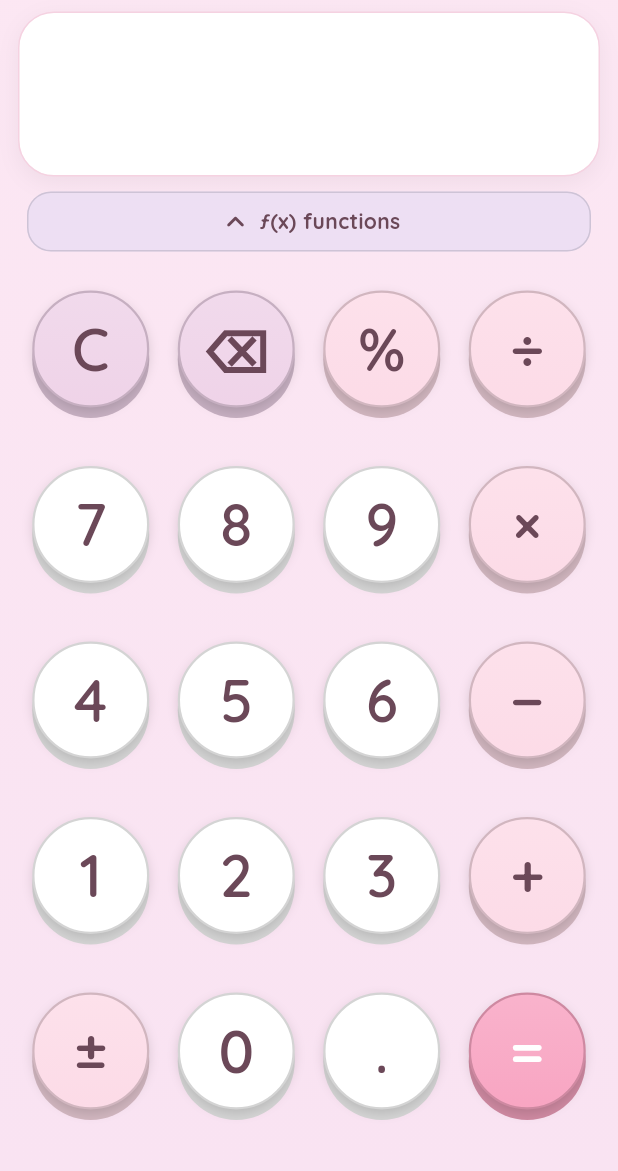
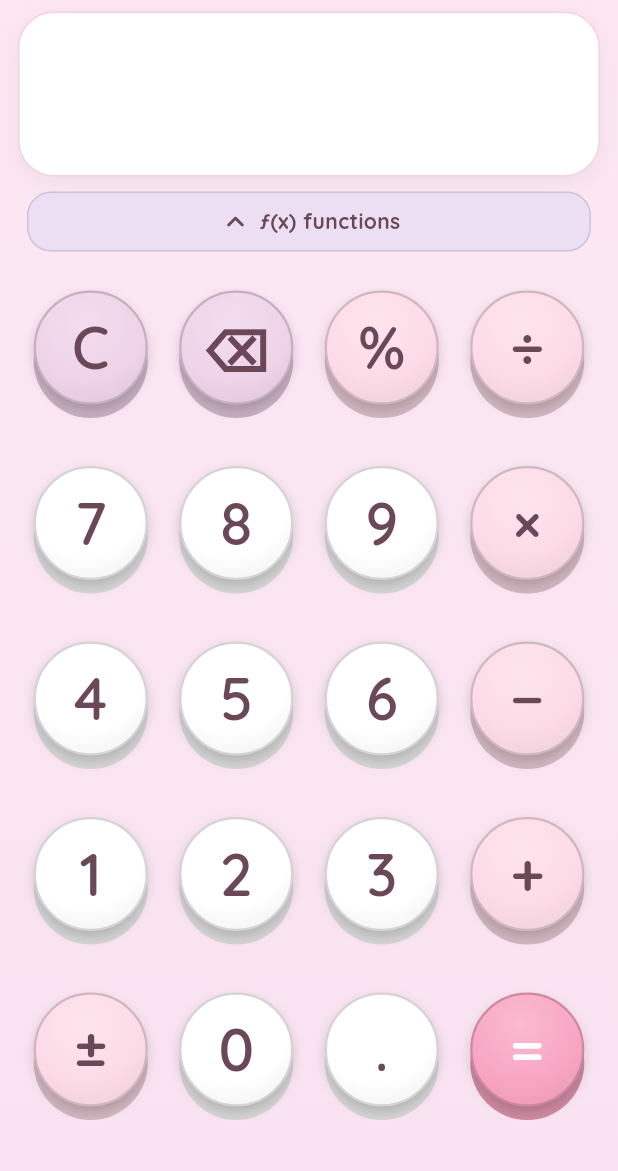
Before and after one commit to azs4n10/caculator, a Flutter app: the screen it shows after launch, on a phone screen of 412 x 824 dp, the part 65-1236 px from its top. Run offline on Flutter 3.47's test engine with Material 3 defaults, Android fonts, the phone set to English and light mode, and no system bars; our stand-ins replace google_fonts, math_expressions, shared_preferences; missing offline and left inert: flutter_math_fork.

Commit message:
fix: restore 3D depth without a highlight blob
Removing the white ellipse also removed the dome cue, flattening white keys.
Bring depth back with a radial dome gradient (bright near the top, shaded at the
rim), a slightly taller keycap side (more travel) and a stronger drop shadow —
no discrete highlight shape.

```diff
--- a/lib/widgets/typewriter_key.dart
+++ b/lib/widgets/typewriter_key.dart
@@ -45,39 +45,55 @@ class _TypewriterKeyState extends State<TypewriterKey> {
   }
 
   Color _l(double t) => Color.lerp(widget.color, Colors.white, t)!;
+  Color _d(double t) => Color.lerp(widget.color, Colors.black, t)!;
 
   @override
   Widget build(BuildContext context) {
     return LayoutBuilder(
       builder: (_, c) {
         final t = widget.texture;
-        final travel = (c.maxHeight * (t == KeyTexture.jelly ? 0.13 : 0.10))
-            .clamp(3.0, t == KeyTexture.jelly ? 9.0 : 7.0);
+        final travel = (c.maxHeight * (t == KeyTexture.jelly ? 0.15 : 0.13))
+            .clamp(4.0, t == KeyTexture.jelly ? 11.0 : 9.0);
         const bw = 1.5;
+        // Convex dome: bright near the top, shaded at the rim — reads 3D without
+        // a discrete highlight blob.
+        const domeCenter = Alignment(-0.1, -0.45);
 
         Color stem = widget.edge;
         Widget capBg;
 
         switch (t) {
           case KeyTexture.matte:
-            capBg = _circle(color: widget.color, border: widget.edge, shadow: [
-              BoxShadow(color: Colors.black.withValues(alpha: 0.09), offset: const Offset(0, 1.5), blurRadius: 3),
-            ]);
+            capBg = _circle(
+              gradient: LinearGradient(begin: Alignment.topCenter, end: Alignment.bottomCenter, colors: [_l(0.05), widget.color, _d(0.05)], stops: const [0, 0.5, 1]),
+              border: widget.edge,
+              shadow: [BoxShadow(color: Colors.black.withValues(alpha: 0.10), offset: const Offset(0, 2), blurRadius: 4)],
+            );
             break;
           case KeyTexture.glossy:
-            capBg = _circle(gradient: [_l(0.16), widget.color], border: widget.edge, shadow: [
-              BoxShadow(color: Colors.black.withValues(alpha: 0.13), offset: const Offset(0, 2.5), blurRadius: 5),
-            ]);
+            capBg = _circle(
+              gradient: RadialGradient(center: domeCenter, radius: 0.95, colors: [_l(0.24), widget.color, _d(0.08)], stops: const [0, 0.55, 1]),
+              border: widget.edge,
+              shadow: [BoxShadow(color: Colors.black.withValues(alpha: 0.16), offset: const Offset(0, 3.5), blurRadius: 6)],
+            );
             break;
           case KeyTexture.jelly:
-            stem = widget.edge.withValues(alpha: 0.5);
-            capBg = _circle(color: widget.color.withValues(alpha: 0.72), border: widget.edge.withValues(alpha: 0.5), shadow: [
-              BoxShadow(color: widget.color.withValues(alpha: 0.4), offset: const Offset(0, 4), blurRadius: 9),
-              BoxShadow(color: Colors.black.withValues(alpha: 0.10), offset: const Offset(0, 2), blurRadius: 5),
-            ]);
+            stem = widget.edge.withValues(alpha: 0.55);
+            capBg = _circle(
+              gradient: RadialGradient(center: domeCenter, radius: 0.95, colors: [
+                widget.color.withValues(alpha: 0.55),
+                widget.color.withValues(alpha: 0.76),
+                _d(0.06).withValues(alpha: 0.76),
+              ], stops: const [0, 0.55, 1]),
+              border: widget.edge.withValues(alpha: 0.5),
+              shadow: [
+                BoxShadow(color: widget.color.withValues(alpha: 0.45), offset: const Offset(0, 5), blurRadius: 10),
+                BoxShadow(color: Colors.black.withValues(alpha: 0.10), offset: const Offset(0, 2), blurRadius: 5),
+              ],
+            );
             break;
           case KeyTexture.crystal:
-            stem = widget.edge.withValues(alpha: 0.3);
+            stem = widget.edge.withValues(alpha: 0.35);
             capBg = _crystal(bw);
             break;
         }
@@ -133,15 +149,15 @@ class _TypewriterKeyState extends State<TypewriterKey> {
   }
 
   Widget _circle({
+    Gradient? gradient,
     Color? color,
-    List<Color>? gradient,
     required Color border,
     required List<BoxShadow> shadow,
   }) {
     return DecoratedBox(
       decoration: BoxDecoration(
         color: gradient == null ? color : null,
-        gradient: gradient == null ? null : LinearGradient(begin: Alignment.topCenter, end: Alignment.bottomCenter, colors: gradient),
+        gradient: gradient,
         shape: BoxShape.circle,
         border: Border.all(color: border, width: 1.5),
         boxShadow: _down ? [] : shadow,
```
